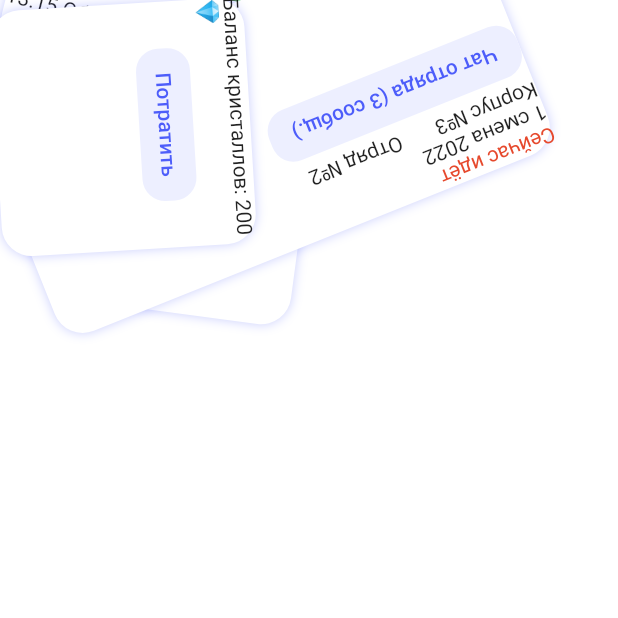
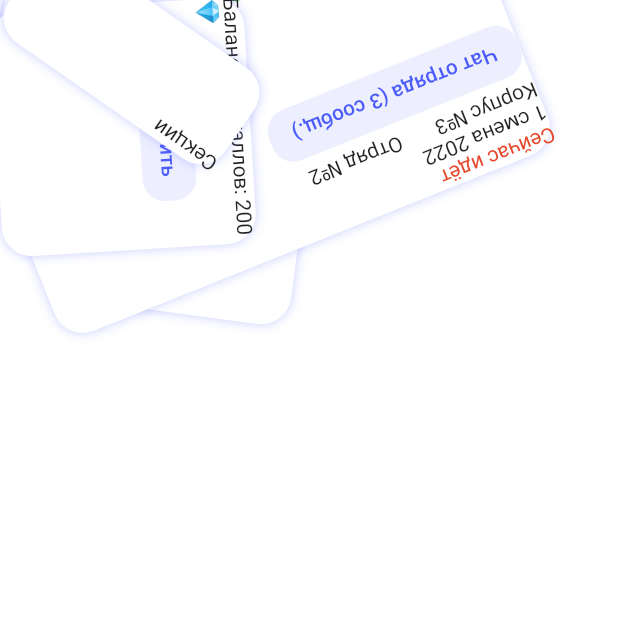
Before and after one commit to abezuglova/first_task_hard, a Flutter app: the screen it shows after launch, on a phone screen of 412 x 824 dp, the top half of it. Run offline on Flutter 3.47's test engine with Material 2 defaults, Android fonts, the phone set to English and light mode, and no system bars.

Commit message:
section tile widget created

```diff
--- a/lib/screens/main_screen.dart
+++ b/lib/screens/main_screen.dart
@@ -2,6 +2,7 @@ import 'package:first_task_hard/widgets/coin_balance_tile_widget.dart';
 import 'package:first_task_hard/widgets/crystal_balance_tile_widget.dart';
 import 'package:first_task_hard/widgets/level_tile_widget.dart';
 import 'package:first_task_hard/widgets/profile_tile_widget.dart';
+import 'package:first_task_hard/widgets/section_tile_widget.dart';
 import 'package:first_task_hard/widgets/shift_tile_widget.dart';
 import 'package:first_task_hard/widgets/timetable_tile_widget.dart';
 import 'package:flutter/material.dart';
@@ -34,6 +35,9 @@ class MainScreen extends StatelessWidget {
               Positioned(
                 child: CrystalBalanceTileWidget(),
               ),
+              Positioned(
+                child: SectionTileWidget(),
+              ),
             ],
           ),
         ));
--- a/lib/widgets/section_tile_widget.dart
+++ b/lib/widgets/section_tile_widget.dart
@@ -1,11 +1,16 @@
-import 'package:flutter/src/widgets/framework.dart';
-import 'package:flutter/src/widgets/placeholder.dart';
+import 'package:first_task_hard/widgets/tile_widget.dart';
+import 'package:flutter/material.dart';
 
 class SectionTileWidget extends StatelessWidget {
   const SectionTileWidget({super.key});
 
   @override
   Widget build(BuildContext context) {
-    return const Placeholder();
+    return const TileWidget(
+      rotateAngle: 3.75,
+      tileWidth: 175.49,
+      tileHeight: 73.81,
+      child: Text('Секции'),
+    );
   }
 }
```
